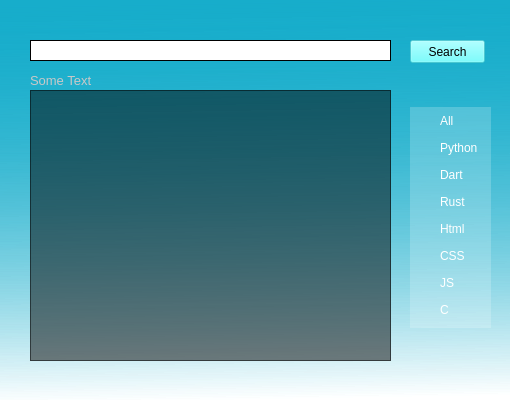
Old version of the form file_manager/project_manager/project_manager.ui in the repository RevTpark/projects_manager.
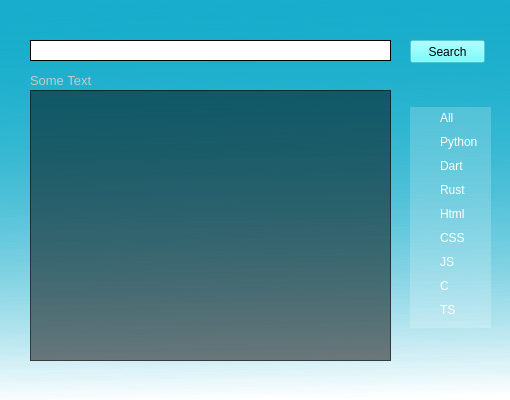
New version of the form.

What changed in the file:
```diff
--- a/file_manager/project_manager/project_manager.ui
+++ b/file_manager/project_manager/project_manager.ui
@@ -205,6 +205,20 @@
       </property>
      </widget>
     </item>
+    <item>
+     <widget class="QRadioButton" name="ts_radio">
+      <property name="enabled">
+       <bool>true</bool>
+      </property>
+      <property name="styleSheet">
+       <string notr="true">background-color: rgba(255, 255, 255, 0);
+color: white;</string>
+      </property>
+      <property name="text">
+       <string>TS</string>
+      </property>
+     </widget>
+    </item>
    </layout>
   </widget>
   <widget class="QLabel" name="count_label">
```
